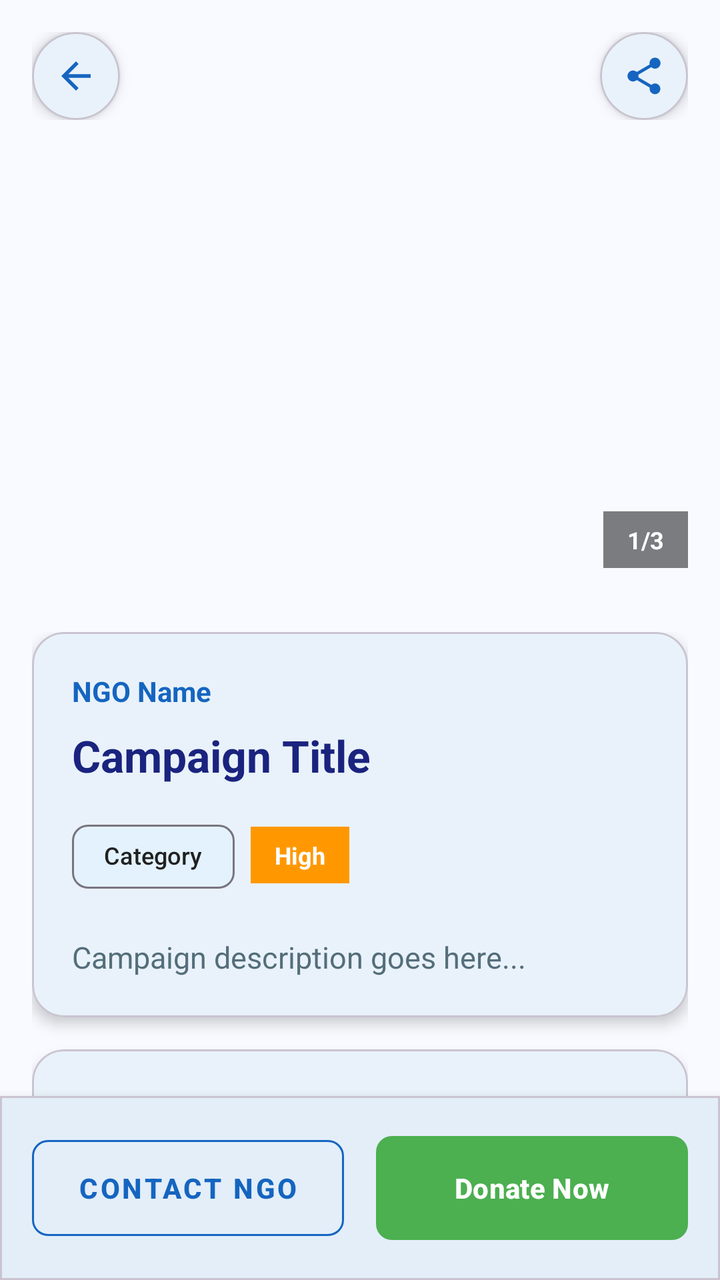
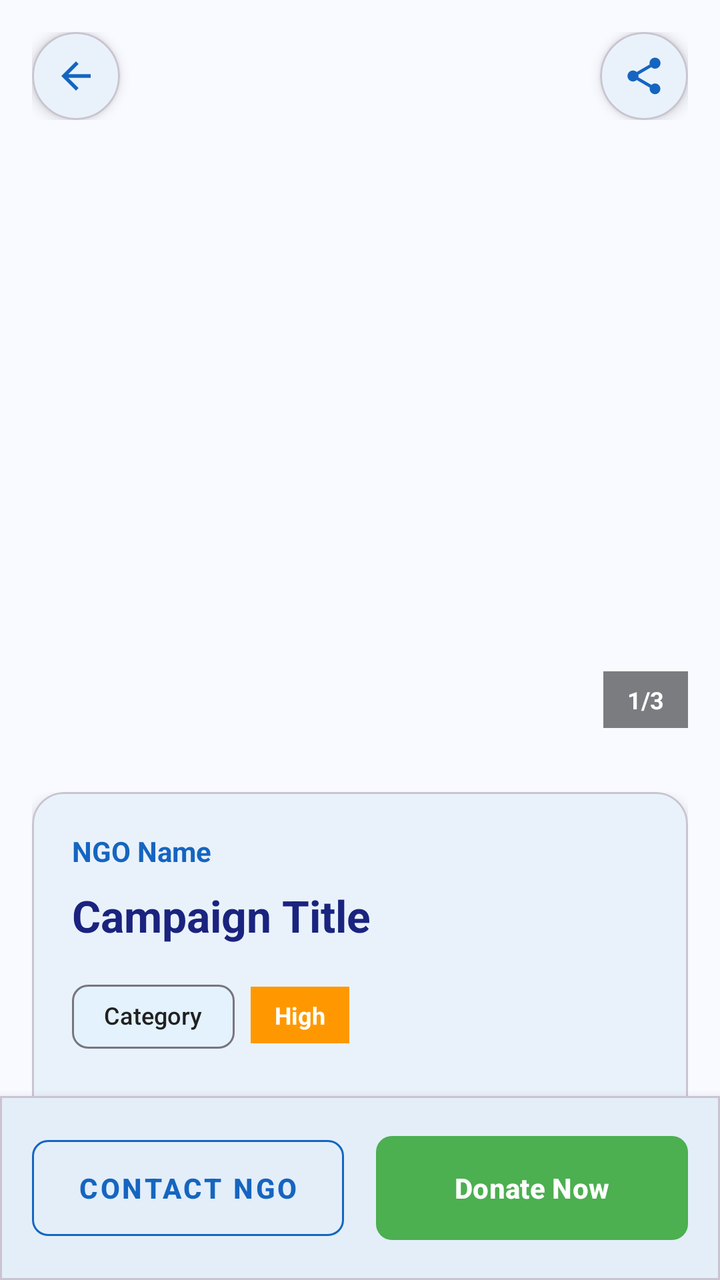

Compare the two renders of this Android layout. The source of the first and the diff that turns it into the second are given below.
<!-- AndroidManifest.xml: application theme Theme.GiveEase -->
<!-- res/layout/fragment_campaign_details.xml -->
<?xml version="1.0" encoding="utf-8"?>
<androidx.coordinatorlayout.widget.CoordinatorLayout xmlns:android="http://schemas.android.com/apk/res/android"
    xmlns:app="http://schemas.android.com/apk/res-auto"
    android:layout_width="match_parent"
    android:layout_height="match_parent"
    android:background="#F8FAFF">

    <com.google.android.material.appbar.AppBarLayout
        android:id="@+id/appBarLayout"
        android:layout_width="match_parent"
        android:layout_height="wrap_content"
        android:background="@android:color/transparent"
        app:elevation="0dp">

        <com.google.android.material.appbar.CollapsingToolbarLayout
            android:layout_width="match_parent"
            android:layout_height="300dp"
            app:layout_scrollFlags="scroll|exitUntilCollapsed"
            app:contentScrim="@android:color/white">

            
            <FrameLayout
                android:layout_width="match_parent"
                android:layout_height="match_parent">

                <androidx.viewpager2.widget.ViewPager2
                    android:id="@+id/viewPagerImages"
                    android:layout_width="match_parent"
                    android:layout_height="match_parent" />

                
                <TextView
                    android:id="@+id/tvImageCount"
                    android:layout_width="wrap_content"
                    android:layout_height="wrap_content"
                    android:text="1/3"
                    android:textSize="12sp"
                    android:textStyle="bold"
                    android:textColor="@android:color/white"
                    android:background="#80000000"
                    android:paddingHorizontal="12dp"
                    android:paddingVertical="6dp"
                    android:layout_gravity="bottom|end"
                    android:layout_margin="16dp" />

                
                <com.google.android.material.tabs.TabLayout
                    android:id="@+id/tabIndicator"
                    android:layout_width="wrap_content"
                    android:layout_height="wrap_content"
                    android:layout_gravity="bottom|center_horizontal"
                    android:layout_marginBottom="8dp"
                    app:tabBackground="@drawable/tab_selector"
                    app:tabGravity="center"
                    app:tabIndicatorHeight="0dp"
                    app:tabPaddingStart="4dp"
                    app:tabPaddingEnd="4dp" />
            </FrameLayout>

            
            <LinearLayout
                android:layout_width="match_parent"
                android:layout_height="wrap_content"
                android:orientation="horizontal"
                android:padding="16dp"
                app:layout_collapseMode="pin">

                <com.google.android.material.card.MaterialCardView
                    android:id="@+id/btnBack"
                    android:layout_width="44dp"
                    android:layout_height="44dp"
                    app:cardCornerRadius="22dp"
                    app:cardElevation="4dp"
                    app:cardBackgroundColor="#FFFFFF"
                    android:clickable="true"
                    android:focusable="true">

                    <ImageView
                        android:layout_width="22dp"
                        android:layout_height="22dp"
                        android:layout_gravity="center"
                        android:src="@drawable/ic_back"
                        app:tint="#1565C0" />
                </com.google.android.material.card.MaterialCardView>

                <View
                    android:layout_width="0dp"
                    android:layout_height="1dp"
                    android:layout_weight="1" />

                <com.google.android.material.card.MaterialCardView
                    android:id="@+id/btnShare"
                    android:layout_width="44dp"
                    android:layout_height="44dp"
                    app:cardCornerRadius="22dp"
                    app:cardElevation="4dp"
                    app:cardBackgroundColor="#FFFFFF"
                    android:clickable="true"
                    android:focusable="true">

                    <ImageView
                        android:layout_width="22dp"
                        android:layout_height="22dp"
                        android:layout_gravity="center"
                        android:src="@drawable/ic_share"
                        app:tint="#1565C0" />

                </com.google.android.material.card.MaterialCardView>
            </LinearLayout>

        </com.google.android.material.appbar.CollapsingToolbarLayout>
    </com.google.android.material.appbar.AppBarLayout>

    <androidx.core.widget.NestedScrollView
        android:layout_width="match_parent"
        android:layout_height="match_parent"
        app:layout_behavior="@string/appbar_scrolling_view_behavior">

        <LinearLayout
            android:layout_width="match_parent"
            android:layout_height="wrap_content"
            android:orientation="vertical"
            android:padding="16dp">

            
            <com.google.android.material.card.MaterialCardView
                android:layout_width="match_parent"
                android:layout_height="wrap_content"
                app:cardCornerRadius="16dp"
                app:cardElevation="4dp"
                android:layout_marginBottom="16dp"
                app:cardBackgroundColor="@android:color/white">

                <LinearLayout
                    android:layout_width="match_parent"
                    android:layout_height="wrap_content"
                    android:orientation="vertical"
                    android:padding="20dp">

                    
                    <TextView
                        android:id="@+id/tvNgoName"
                        android:layout_width="wrap_content"
                        android:layout_height="wrap_content"
                        android:text="NGO Name"
                        android:textSize="14sp"
                        android:textColor="#1565C0"
                        android:textStyle="bold"
                        android:layout_marginBottom="8dp" />


                    
                    <TextView
                        android:id="@+id/tvCampaignTitle"
                        android:layout_width="match_parent"
                        android:layout_height="wrap_content"
                        android:text="Campaign Title"
                        android:textSize="22sp"
                        android:textStyle="bold"
                        android:textColor="#1A237E"
                        android:layout_marginBottom="12dp" />

                    
                    <LinearLayout
                        android:layout_width="match_parent"
                        android:layout_height="wrap_content"
                        android:orientation="horizontal"
                        android:layout_marginBottom="16dp">

                        <com.google.android.material.chip.Chip
                            android:id="@+id/tvCategory"
                            android:layout_width="wrap_content"
                            android:layout_height="wrap_content"
                            android:text="Category"
                            android:textSize="12sp"
                            app:chipBackgroundColor="#E3F2FD"
                            android:layout_marginEnd="8dp" />

                        <TextView
                            android:id="@+id/tvUrgencyBadge"
                            android:layout_width="wrap_content"
                            android:layout_height="wrap_content"
                            android:text="High"
                            android:textSize="12sp"
                            android:textStyle="bold"
                            android:textColor="@android:color/white"
                            android:paddingHorizontal="12dp"
                            android:paddingVertical="6dp"
                            android:background="#FF9800" />
                    </LinearLayout>

                    
                    <TextView
                        android:id="@+id/tvDescription"
                        android:layout_width="match_parent"
                        android:layout_height="wrap_content"
                        android:text="Campaign description goes here..."
                        android:textSize="15sp"
                        android:textColor="#546E7A"
                        android:lineSpacingExtra="4dp" />
                </LinearLayout>
            </com.google.android.material.card.MaterialCardView>

            
            <com.google.android.material.card.MaterialCardView
                android:layout_width="match_parent"
                android:layout_height="wrap_content"
                app:cardCornerRadius="16dp"
                app:cardElevation="4dp"
                android:layout_marginBottom="16dp"
                app:cardBackgroundColor="@android:color/white">

                <LinearLayout
                    android:layout_width="match_parent"
                    android:layout_height="wrap_content"
                    android:orientation="vertical"
                    android:padding="20dp">

                    <TextView
                        android:layout_width="wrap_content"
                        android:layout_height="wrap_content"
                        android:text="Campaign Progress"
                        android:textSize="18sp"
                        android:textStyle="bold"
                        android:textColor="#1A237E"
                        android:layout_marginBottom="16dp" />

                    
                    <ProgressBar
                        android:id="@+id/progressBar"
                        android:layout_width="match_parent"
                        android:layout_height="12dp"
                        android:progress="75"
                        android:max="100"
                        style="?android:attr/progressBarStyleHorizontal"
                        android:progressTint="#4CAF50"
                        android:layout_marginBottom="12dp" />

                    
                    <LinearLayout
                        android:layout_width="match_parent"
                        android:layout_height="wrap_content"
                        android:orientation="horizontal"
                        android:layout_marginBottom="20dp">

                        <LinearLayout
                            android:layout_width="0dp"
                            android:layout_height="wrap_content"
                            android:layout_weight="1"
                            android:orientation="vertical">

                            <TextView
                                android:layout_width="wrap_content"
                                android:layout_height="wrap_content"
                                android:text="Collected"
                                android:textSize="12sp"
                                android:textColor="#546E7A"
                                android:layout_marginBottom="4dp" />

                            <TextView
                                android:id="@+id/tvCurrentQuantity"
                                android:layout_width="wrap_content"
                                android:layout_height="wrap_content"
                                android:text="350 Boxes"
                                android:textSize="16sp"
                                android:textStyle="bold"
                                android:textColor="#4CAF50" />
                        </LinearLayout>

                        <LinearLayout
                            android:layout_width="0dp"
                            android:layout_height="wrap_content"
                            android:layout_weight="1"
                            android:orientation="vertical"
                            android:gravity="end">

                            <TextView
                                android:layout_width="wrap_content"
                                android:layout_height="wrap_content"
                                android:text="Target"
                                android:textSize="12sp"
                                android:textColor="#546E7A"
                                android:layout_marginBottom="4dp" />

                            <TextView
                                android:id="@+id/tvTargetQuantity"
                                android:layout_width="wrap_content"
                                android:layout_height="wrap_content"
                                android:text="500 Boxes"
                                android:textSize="16sp"
                                android:textStyle="bold"
                                android:textColor="#1A237E" />
                        </LinearLayout>

                        <LinearLayout
                            android:layout_width="wrap_content"
                            android:layout_height="wrap_content"
                            android:orientation="vertical"
                            android:gravity="center"
                            android:layout_marginStart="16dp">

                            <TextView
                                android:id="@+id/tvProgressPercent"
                                android:layout_width="wrap_content"
                                android:layout_height="wrap_content"
                                android:text="75%"
                                android:textSize="24sp"
                                android:textStyle="bold"
                                android:textColor="#4CAF50" />
                        </LinearLayout>
                    </LinearLayout>

                    
                    <LinearLayout
                        android:layout_width="match_parent"
                        android:layout_height="wrap_content"
                        android:orientation="horizontal">

                        <LinearLayout
                            android:layout_width="0dp"
                            android:layout_height="wrap_content"
                            android:layout_weight="1"
                            android:orientation="vertical"
                            android:gravity="center"
                            android:background="#F8F9FF"
                            android:padding="16dp">

                            <TextView
                                android:id="@+id/tvDaysLeft"
                                android:layout_width="wrap_content"
                                android:layout_height="wrap_content"
                                android:text="15"
                                android:textSize="28sp"
                                android:textStyle="bold"
                                android:textColor="#1565C0"
                                android:layout_marginBottom="4dp" />

                            <TextView
                                android:layout_width="wrap_content"
                                android:layout_height="wrap_content"
                                android:text="Days Left"
                                android:textSize="12sp"
                                android:textColor="#546E7A" />
                        </LinearLayout>

                        <View
                            android:layout_width="1dp"
                            android:layout_height="match_parent"
                            android:background="#E0E0E0" />

                        <LinearLayout
                            android:layout_width="0dp"
                            android:layout_height="wrap_content"
                            android:layout_weight="1"
                            android:orientation="vertical"
                            android:gravity="center"
                            android:background="#F8F9FF"
                            android:padding="16dp">

                            <TextView
                                android:id="@+id/tvDonorCount"
                                android:layout_width="wrap_content"
                                android:layout_height="wrap_content"
                                android:text="156"
                                android:textSize="28sp"
                                android:textStyle="bold"
                                android:textColor="#4CAF50"
                                android:layout_marginBottom="4dp" />

                            <TextView
                                android:layout_width="wrap_content"
                                android:layout_height="wrap_content"
                                android:text="Donors"
                                android:textSize="12sp"
                                android:textColor="#546E7A" />
                        </LinearLayout>
                    </LinearLayout>
                </LinearLayout>
            </com.google.android.material.card.MaterialCardView>

            
            <com.google.android.material.card.MaterialCardView
                android:id="@+id/cardItemCondition"
                android:layout_width="match_parent"
                android:layout_height="wrap_content"
                app:cardCornerRadius="16dp"
                app:cardElevation="4dp"
                android:layout_marginBottom="16dp"
                app:cardBackgroundColor="@android:color/white">

                <LinearLayout
                    android:layout_width="match_parent"
                    android:layout_height="wrap_content"
                    android:orientation="vertical"
                    android:padding="20dp">

                    <TextView
                        android:layout_width="wrap_content"
                        android:layout_height="wrap_content"
                        android:text="Item Condition"
                        android:textSize="16sp"
                        android:textStyle="bold"
                        android:textColor="#1A237E"
                        android:layout_marginBottom="8dp" />

                    <TextView
                        android:id="@+id/tvItemCondition"
                        android:layout_width="wrap_content"
                        android:layout_height="wrap_content"
                        android:text="New"
                        android:textSize="14sp"
                        android:textColor="#546E7A" />
                </LinearLayout>
            </com.google.android.material.card.MaterialCardView>

            
            <com.google.android.material.card.MaterialCardView
                android:id="@+id/cardSpecificRequirements"
                android:layout_width="match_parent"
                android:layout_height="wrap_content"
                app:cardCornerRadius="16dp"
                app:cardElevation="4dp"
                android:layout_marginBottom="16dp"
                app:cardBackgroundColor="@android:color/white">

                <LinearLayout
                    android:layout_width="match_parent"
                    android:layout_height="wrap_content"
                    android:orientation="vertical"
                    android:padding="20dp">

                    <TextView
                        android:layout_width="wrap_content"
                        android:layout_height="wrap_content"
                        android:text="Specific Requirements"
                        android:textSize="16sp"
                        android:textStyle="bold"
                        android:textColor="#1A237E"
                        android:layout_marginBottom="8dp" />

                    <TextView
                        android:id="@+id/tvSpecificRequirements"
                        android:layout_width="match_parent"
                        android:layout_height="wrap_content"
                        android:text="Requirements go here..."
                        android:textSize="14sp"
                        android:textColor="#546E7A"
                        android:lineSpacingExtra="4dp" />
                </LinearLayout>
            </com.google.android.material.card.MaterialCardView>

            
            <com.google.android.material.card.MaterialCardView
                android:layout_width="match_parent"
                android:layout_height="wrap_content"
                app:cardCornerRadius="16dp"
                app:cardElevation="4dp"
                android:layout_marginBottom="80dp"
                app:cardBackgroundColor="@android:color/white">

                <LinearLayout
                    android:layout_width="match_parent"
                    android:layout_height="wrap_content"
                    android:orientation="vertical"
                    android:padding="20dp">

                    <TextView
                        android:layout_width="wrap_content"
                        android:layout_height="wrap_content"
                        android:text="Campaign Timeline"
                        android:textSize="16sp"
                        android:textStyle="bold"
                        android:textColor="#1A237E"
                        android:layout_marginBottom="12dp" />

                    <LinearLayout
                        android:layout_width="match_parent"
                        android:layout_height="wrap_content"
                        android:orientation="horizontal"
                        android:layout_marginBottom="8dp">

                        <TextView
                            android:layout_width="0dp"
                            android:layout_height="wrap_content"
                            android:layout_weight="1"
                            android:text="Created"
                            android:textSize="13sp"
                            android:textColor="#546E7A" />

                        <TextView
                            android:id="@+id/tvCreatedDate"
                            android:layout_width="wrap_content"
                            android:layout_height="wrap_content"
                            android:text="15 Jan 2024"
                            android:textSize="13sp"
                            android:textStyle="bold"
                            android:textColor="#1A237E" />
                    </LinearLayout>

                    <LinearLayout
                        android:layout_width="match_parent"
                        android:layout_height="wrap_content"
                        android:orientation="horizontal">

                        <TextView
                            android:layout_width="0dp"
                            android:layout_height="wrap_content"
                            android:layout_weight="1"
                            android:text="Ends on"
                            android:textSize="13sp"
                            android:textColor="#546E7A" />

                        <TextView
                            android:id="@+id/tvEndDate"
                            android:layout_width="wrap_content"
                            android:layout_height="wrap_content"
                            android:text="30 Jan 2024"
                            android:textSize="13sp"
                            android:textStyle="bold"
                            android:textColor="#FF5252" />
                    </LinearLayout>
                </LinearLayout>
            </com.google.android.material.card.MaterialCardView>

        </LinearLayout>
    </androidx.core.widget.NestedScrollView>

    
    <com.google.android.material.card.MaterialCardView
        android:id="@+id/bottomActionCard"
        android:layout_width="match_parent"
        android:layout_height="wrap_content"
        android:layout_gravity="bottom"
        app:cardElevation="8dp"
        app:cardCornerRadius="0dp"
        app:cardBackgroundColor="@android:color/white">

        <LinearLayout
            android:layout_width="match_parent"
            android:layout_height="wrap_content"
            android:orientation="horizontal"
            android:padding="16dp">

            <com.google.android.material.button.MaterialButton
                android:id="@+id/btnContactNgo"
                style="@style/Widget.MaterialComponents.Button.OutlinedButton"
                android:layout_width="0dp"
                android:layout_height="60dp"
                android:layout_weight="1"
                android:text="Contact NGO"
                android:textSize="14sp"
                android:textStyle="bold"
                app:cornerRadius="8dp"
                app:strokeColor="#1565C0"
                android:textColor="#1565C0"
                android:layout_marginEnd="8dp" />

            <com.google.android.material.button.MaterialButton
                android:id="@+id/btnDonate"
                android:layout_width="0dp"
                android:layout_height="60dp"
                android:layout_weight="1"
                android:text="Donate Now"
                android:textSize="14sp"
                android:textStyle="bold"
                app:cornerRadius="8dp"
                app:backgroundTint="#4CAF50"
                android:layout_marginStart="8dp" />
        </LinearLayout>
    </com.google.android.material.card.MaterialCardView>


</androidx.coordinatorlayout.widget.CoordinatorLayout>
<!-- resources referenced by this layout -->
<resources>
  <!-- drawable ic_back (drawable) -->
  <vector xmlns:android="http://schemas.android.com/apk/res/android"
      android:width="24dp"
      android:height="24dp"
      android:viewportWidth="24"
      android:viewportHeight="24">
      <path
          android:fillColor="#FF000000"
          android:pathData="M20,11H7.83l5.59,-5.59L12,4l-8,8 8,8 1.41,-1.41L7.83,13H20v-2z"/>
  </vector>
  <!-- drawable ic_share (drawable) -->
  <vector xmlns:android="http://schemas.android.com/apk/res/android"
      android:width="24dp"
      android:height="24dp"
      android:viewportWidth="24"
      android:viewportHeight="24">
      <path
          android:fillColor="#000000"
          android:pathData="M18,16.08c-0.76,0 -1.44,0.3 -1.96,0.77L8.91,12.7c0.05,-0.23 0.09,-0.46 0.09,-0.7s-0.04,-0.47 -0.09,-0.7l7.05,-4.11c0.54,0.5 1.25,0.81 2.04,0.81 1.66,0 3,-1.34 3,-3s-1.34,-3 -3,-3 -3,1.34 -3,3c0,0.24 0.04,0.47 0.09,0.7L8.04,9.81C7.5,9.31 6.79,9 6,9c-1.66,0 -3,1.34 -3,3s1.34,3 3,3c0.79,0 1.5,-0.31 2.04,-0.81l7.12,4.16c-0.05,0.21 -0.08,0.43 -0.08,0.65 0,1.61 1.31,2.92 2.92,2.92 1.61,0 2.92,-1.31 2.92,-2.92s-1.31,-2.92 -2.92,-2.92z"/>
  </vector>
  <!-- drawable tab_selector (drawable) -->
  <?xml version="1.0" encoding="utf-8"?>
  <selector xmlns:android="http://schemas.android.com/apk/res/android">
      <item android:state_selected="true">
          <shape android:shape="oval">
              <size android:width="8dp" android:height="8dp"/>
              <solid android:color="#FFFFFF"/>
          </shape>
      </item>
      <item>
          <shape android:shape="oval">
              <size android:width="6dp" android:height="6dp"/>
              <solid android:color="#80FFFFFF"/>
          </shape>
      </item>
  </selector>
  <style name="Theme.GiveEase" parent="Theme.Material3.Light.NoActionBar">
          
          <item name="colorPrimary">@color/primary_blue</item>
          <item name="colorOnPrimary">@color/white</item>
          <item name="colorSecondary">@color/teal_200</item>
          <item name="colorOnSecondary">@color/black</item>
  
          
          <item name="android:windowBackground">@color/background</item>
          <item name="colorSurface">@color/surface</item>
          <item name="colorOnSurface">@color/onSurface</item>
          <item name="colorOnBackground">@color/onBackground</item>
  
          
          <item name="android:statusBarColor" tools:targetApi="l">?attr/colorPrimary</item>
  
      </style>
  <color name="primary_blue">#1976D2</color>
  <color name="white">#FFFFFFFF</color>
  <color name="teal_200">#FF03DAC5</color>
  <color name="black">#FF000000</color>
  <color name="background">#FAFAFA</color>
  <color name="surface">#FFFFFF</color>
  <color name="onSurface">#212121</color>
  <color name="onBackground">#212121</color>
</resources>

<!-- the commit's change to res/layout/fragment_campaign_details.xml (unified diff, before → after) -->
@@ -14,7 +14,7 @@
 
         <com.google.android.material.appbar.CollapsingToolbarLayout
             android:layout_width="match_parent"
-            android:layout_height="300dp"
+            android:layout_height="380dp"
             app:layout_scrollFlags="scroll|exitUntilCollapsed"
             app:contentScrim="@android:color/white">
 
